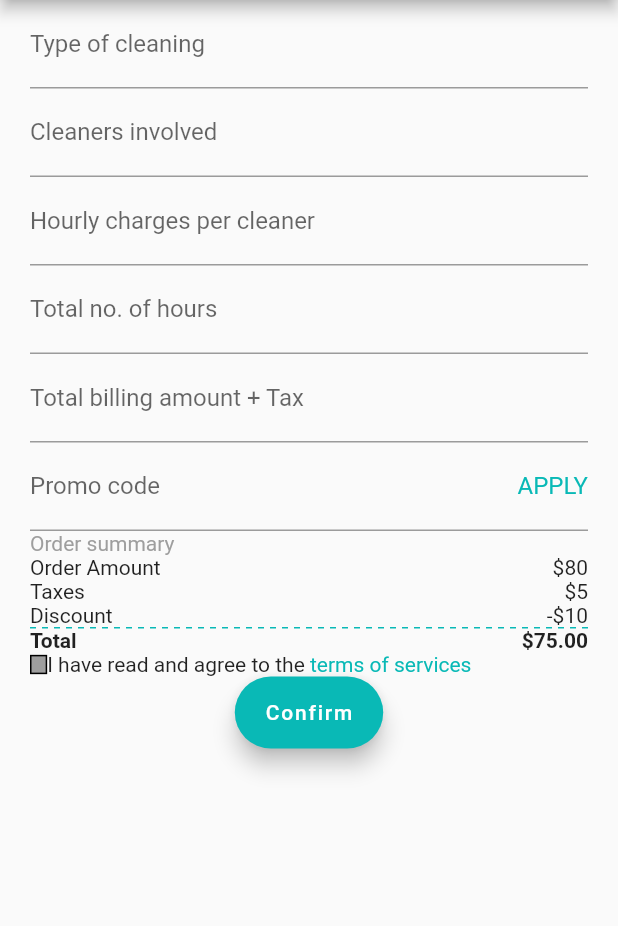
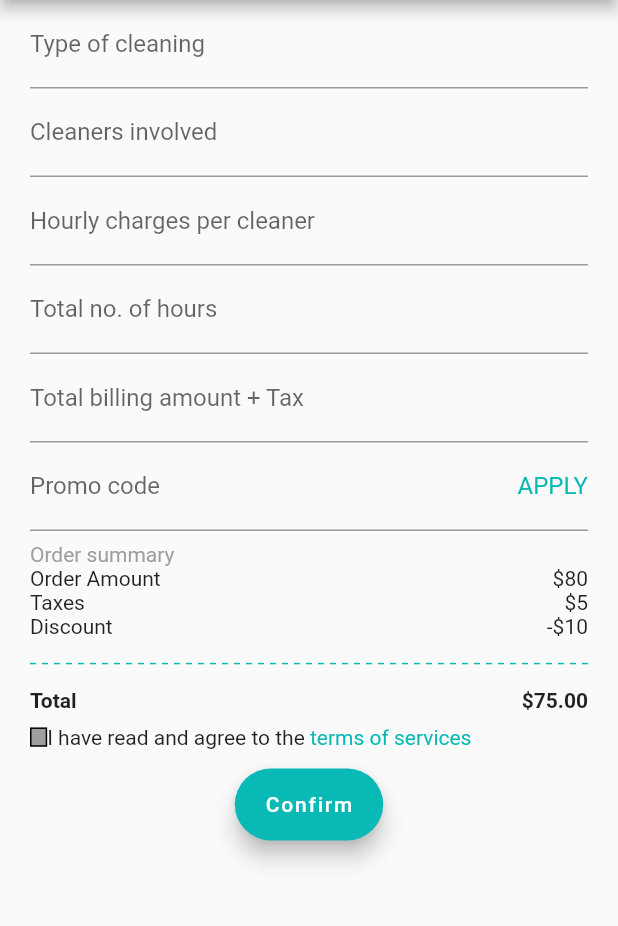
Before and after one commit to AjinasZillit/gigo, a Flutter app: the UserNewSessionScreen screen opened directly, after a tap on "Next", on a phone screen of 412 x 824 dp, the part 84-1010 px from its top. Run offline on Flutter 3.47's test engine with Material 2 defaults, Android fonts, the phone set to English and light mode, and no system bars; drawn by our look-alikes of dotted_line; our stand-ins replace flutter_screenutil.

Commit message:
third commit created seperate package for user and cleaner

```diff
--- a/lib/screens/login_screen.dart
+++ b/lib/screens/login_screen.dart
@@ -1,8 +1,8 @@
 import 'package:flutter/material.dart';
 import 'package:gigo_clean/constants/constants.dart';
 import 'package:flutter_screenutil/flutter_screenutil.dart';
-import 'package:gigo_clean/screens/user_home_screen.dart';
-import 'package:gigo_clean/widgets/custom_login_button.dart';
+import 'package:gigo_clean/user/screen/user_home_screen.dart';
+import 'package:gigo_clean/user/widgets/custom_login_button.dart';
 
 class LoginScreen extends StatefulWidget {
   const LoginScreen({Key? key}) : super(key: key);
--- a/lib/screens/user_home_tab.dart
+++ b/lib/user/screen/user_home_tab.dart
@@ -1,7 +1,8 @@
 import 'package:flutter/material.dart';
 import 'package:flutter_screenutil/flutter_screenutil.dart';
 import 'package:gigo_clean/constants/constants.dart';
-import 'package:gigo_clean/widgets/custom_user_home_button.dart';
+import 'package:gigo_clean/user/widgets/custom_user_home_button.dart';
+
 
 class UserHomeTab extends StatefulWidget {
   const UserHomeTab({Key? key}) : super(key: key);
@@ -27,7 +28,7 @@ class _UserHomeTabState extends State<UserHomeTab> {
         child: Center(
           child: Column(
             mainAxisAlignment: MainAxisAlignment.spaceEvenly,
-            children: [
+            children: const [
               custom_user_home_button(title: "Book a new cleaning session"),
               custom_user_home_button(title: "Recent Bookings"),
               custom_user_home_button(title: "Reviews on cleaners"),
--- a/lib/screens/user_new_session_screen.dart
+++ b/lib/user/screen/user_new_session_screen.dart
@@ -1,7 +1,7 @@
 import 'package:flutter/material.dart';
 import 'package:flutter_screenutil/flutter_screenutil.dart';
 import 'package:gigo_clean/constants/constants.dart';
-import 'package:gigo_clean/screens/user_new_session_confirm_page.dart';
+
 import 'package:dotted_line/dotted_line.dart';
 
 class UserNewSessionScreen extends StatefulWidget {
@@ -203,7 +203,9 @@ class _UserNewSessionScreenState extends State<UserNewSessionScreen> {
                         ),
                       ),
                       Container(
+                      height: 100.h,
                         child: Column(
+                          mainAxisAlignment: MainAxisAlignment.spaceAround,
                           children: [
                             Row(
                               mainAxisAlignment: MainAxisAlignment.spaceBetween,
@@ -250,6 +252,7 @@ class _UserNewSessionScreenState extends State<UserNewSessionScreen> {
                           ],
                         ),
                       ),
+                      SizedBox(height: 0.5.h,),
                       Row(
                         crossAxisAlignment: CrossAxisAlignment.center,
                         children: [
@@ -266,6 +269,7 @@ class _UserNewSessionScreenState extends State<UserNewSessionScreen> {
                           )
                         ],
                       ),
+                      SizedBox(height: 10.h,),
                       FloatingActionButton.extended(
                           backgroundColor: kprimaryColor,
                           onPressed: () {},
```
Also changed, not shown: lib/screens/user_new_session_confirm_page.dart (deleted, +0 -28 lines), lib/user/screen/user_home_screen.dart (renamed from lib/screens/user_home_screen.dart, +6 -5 lines), lib/cleaner/screens/cleaner_home_screen.dart (added), lib/cleaner/screens/cleaner_login.dart (added), lib/user/screen/user_booking_screen.dart (renamed from lib/screens/user_booking_screen.dart), lib/user/screen/user_reviews_screen.dart (renamed from lib/screens/user_reviews_screen.dart), lib/user/screen/user_services_screen.dart (renamed from lib/screens/user_services_screen.dart), lib/user/widgets/custom_login_button.dart (renamed from lib/widgets/custom_login_button.dart), lib/user/widgets/custom_user_home_button.dart (renamed from lib/widgets/custom_user_home_button.dart).
